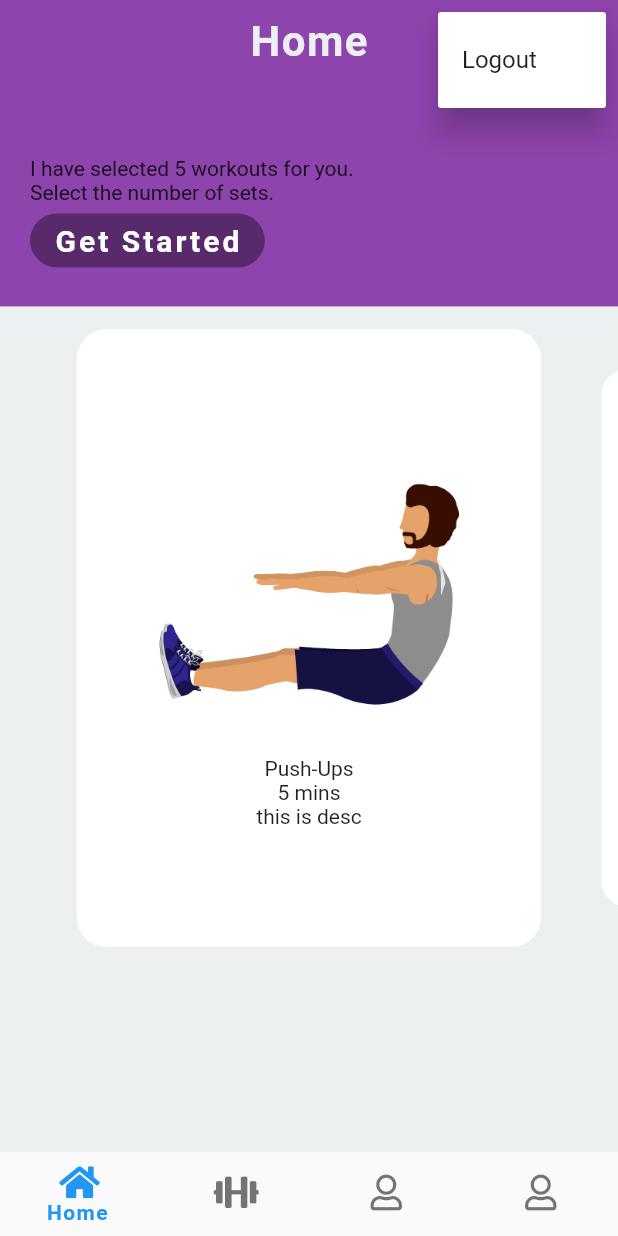
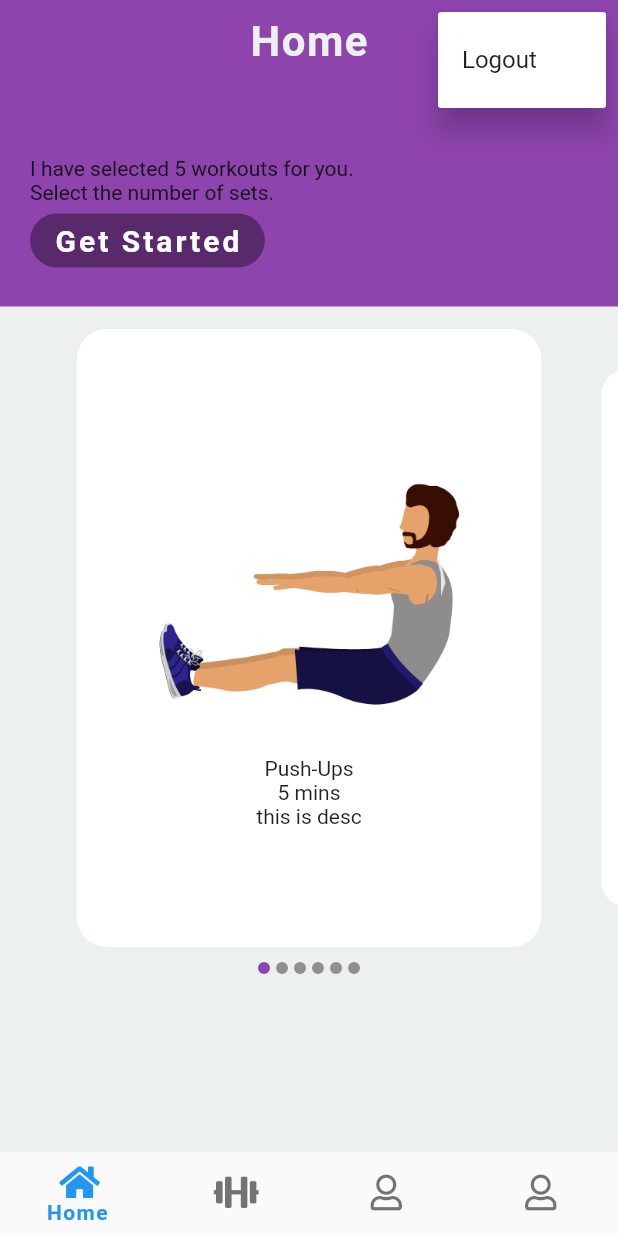
Before and after one commit to rekib0023/lco-workout-app, a Flutter app: the screen it shows once a user with an empty profile is signed in, after a tap on the "more vert" icon, on a phone screen of 412 x 824 dp. Run offline on Flutter 3.47's test engine with Material 2 defaults, Android fonts, the phone set to English and light mode, and no system bars; drawn by our look-alikes of carousel_slider; our stand-ins replace cloud_firestore, firebase_auth, flutter_spinkit, font_awesome_flutter; accounts and stored records are empty.

```diff
--- a/lib/screens/home/home.dart
+++ b/lib/screens/home/home.dart
@@ -1,6 +1,6 @@
 import 'package:carousel_slider/carousel_slider.dart';
 import 'package:flutter/material.dart';
-import 'package:lco_workout/screens/workouts/workoutList.dart';
+import 'package:lco_workout/shared//workoutList.dart';
 import 'package:lco_workout/shared/constants.dart';
 import 'package:lco_workout/shared/my_custom_buttons.dart';
 
@@ -10,14 +10,16 @@ class HomePage extends StatefulWidget {
 }
 
 class _HomePageState extends State<HomePage> {
-  final workouts = WorkoutDetails().getWorkouts();
+  List workouts = WorkoutDetails().getWorkouts();
   final double setsNo = sets;
+  int _current = 0;
 
   @override
   Widget build(BuildContext context) {
     return Scaffold(
       backgroundColor: Theme.of(context).scaffoldBackgroundColor,
-        body: Column(children: <Widget>[
+      body: Column(
+        children: <Widget>[
           Container(
             height: MediaQuery.of(context).size.height * 0.18,
             width: MediaQuery.of(context).size.width,
@@ -31,7 +33,6 @@ class _HomePageState extends State<HomePage> {
                 Text('Select the number of sets.'),
                 RoundedActionBtn(
                   text: 'Get Started',
-                  // size: MediaQuery.of(context).size.width*0.10,
                   onPressed: setsNo == 0
                       ? null
                       : () {
@@ -41,7 +42,9 @@ class _HomePageState extends State<HomePage> {
               ],
             ),
           ),
-          SizedBox(height: 15,),
+          SizedBox(
+            height: 15,
+          ),
           Column(
             mainAxisAlignment: MainAxisAlignment.center,
             children: <Widget>[
@@ -51,7 +54,12 @@ class _HomePageState extends State<HomePage> {
                     height: MediaQuery.of(context).size.height * 0.50,
                     enlargeCenterPage: true,
                     enableInfiniteScroll: false,
-                ),
+                    onPageChanged: (index, reason) {
+                      setState(() {
+                        _current = index;
+                      });
+                      print(_current.toString() + 'is');
+                    }),
                 items: workouts.map(
                   (workout) {
                     return Builder(
@@ -63,17 +71,28 @@ class _HomePageState extends State<HomePage> {
                             color: Colors.white,
                             borderRadius: BorderRadius.circular(20),
                           ),
-                          child: Column(
+                          child: workout != null
+                              ? Column(
                                   mainAxisAlignment: MainAxisAlignment.center,
                                   children: <Widget>[
                                     Container(
                                       height:
-                                    MediaQuery.of(context).size.height * 0.25,
+                                          MediaQuery.of(context).size.height *
+                                              0.25,
                                       child: Image.asset(workout['image']),
                                     ),
                                     Text(workout['name']),
                                     Text(workout['duration']),
                                     Text(workout['desc'])
+                                  ],
+                                )
+                              : Column(
+                                  mainAxisAlignment: MainAxisAlignment.center,
+                                  children: <Widget>[
+                                    RoundedActionBtn(
+                                      text: 'Add more exercise',
+                                      onPressed: () {},
+                                    ),
                                   ],
                                 ),
                         );
@@ -82,9 +101,28 @@ class _HomePageState extends State<HomePage> {
                   },
                 ).toList(),
               ),
+              Row(
+                mainAxisAlignment: MainAxisAlignment.center,
+                children: workouts.map((workout) {
+                  int index = workouts.indexOf(workout);
+                  return Container(
+                    width: 8.0,
+                    height: 8.0,
+                    margin:
+                        EdgeInsets.symmetric(vertical: 10.0, horizontal: 2.0),
+                    decoration: BoxDecoration(
+                      shape: BoxShape.circle,
+                      color: _current == index
+                          ? Theme.of(context).primaryColor
+                          : Color.fromRGBO(0, 0, 0, 0.4),
+                    ),
+                  );
+                }).toList(),
+              ),
             ],
           ),
-          // RaisedButton(onPressed: WorkoutDetails().getWorkouts,),
-        ]));
+        ],
+      ),
+    );
   }
 }
--- a/lib/screens/workouts/workoutList.dart
+++ b/lib/shared/workoutList.dart
@@ -108,11 +108,7 @@ class WorkoutDetails {
     for(var i=0; i<indices.length; i++){
       randomWorkoutList.add(workoutList[indices[i]]);
     }
+    randomWorkoutList.add(null);
     return randomWorkoutList;
   }
 }
-
-/**
- * pushup
- *
- */
--- a/lib/utils/styleguide.dart
+++ b/lib/utils/styleguide.dart
@@ -1,8 +1,7 @@
 import 'package:flutter/material.dart';
 
-// final Color scaffoldBackgroundColor = Color(0xFFecf0f1);
+
 final Color primaryTextColor = Color(0xFF8e44ad);
-// final Color secondaryTextColor = Color(0xFFf1c40f);
 final Color darkTextColor = Color(0xFF2c3e50);
 final Color lightTextColor = Color(0xFFecf0f1);
 
```
Lines whose indentation alone changed are shown as unchanged.
